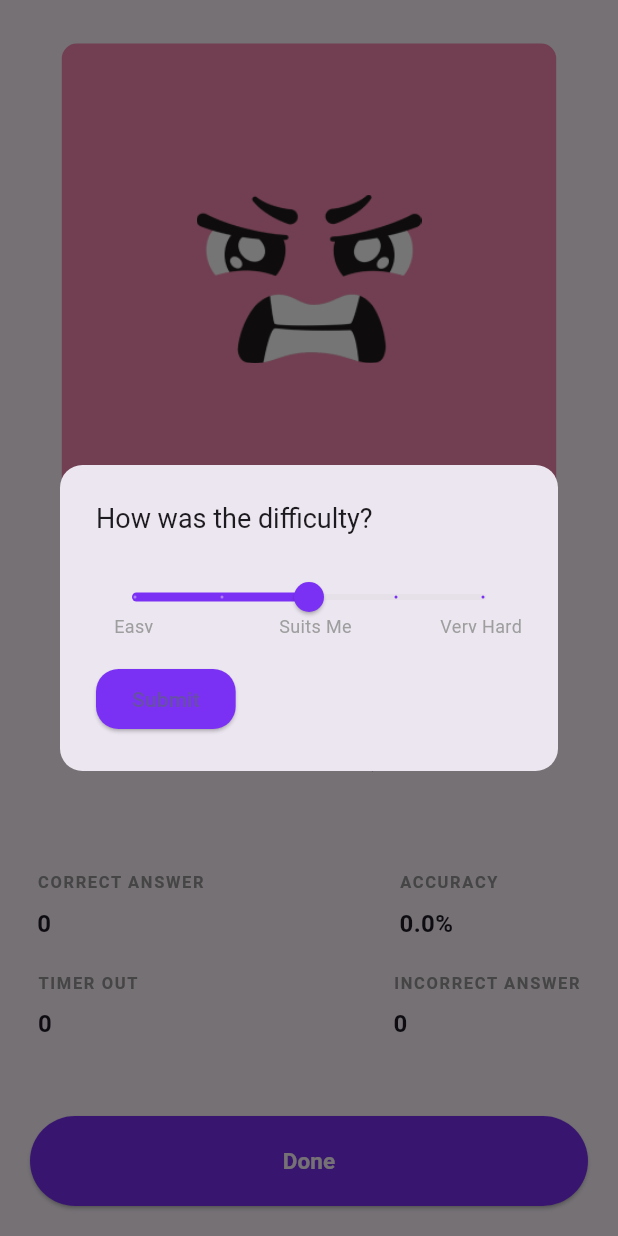
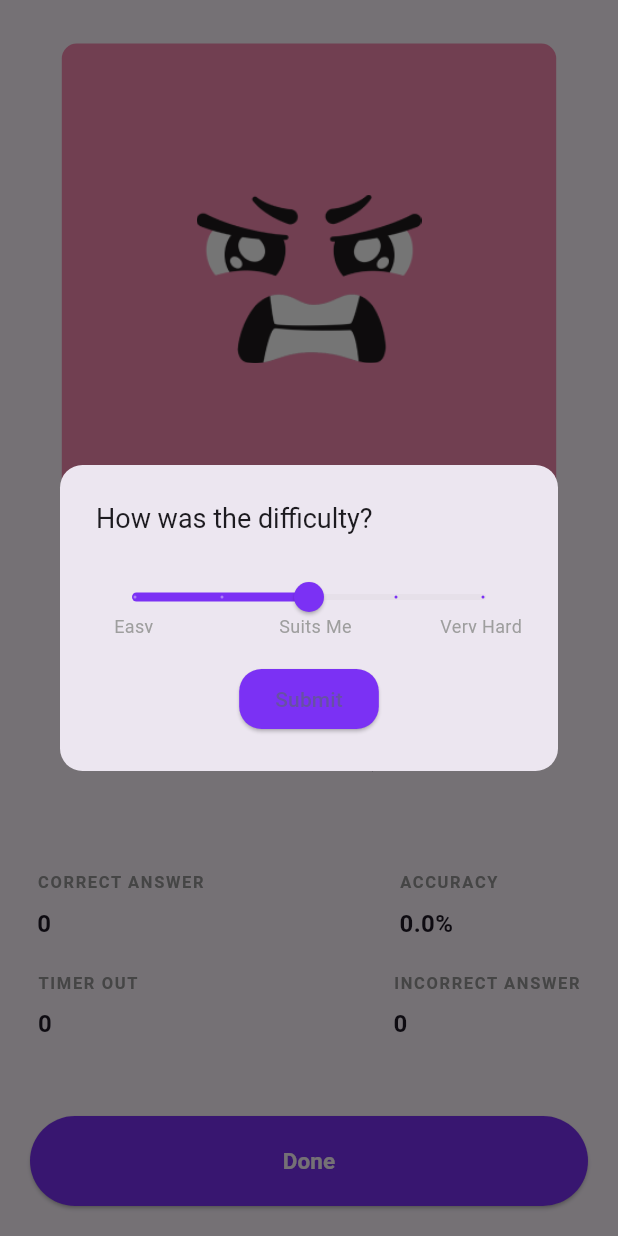
Before and after one commit to Aminebht/Solution-Challenge, a Flutter app: the DoneQuestions screen opened directly with empty values, scrolled down 82 dp, after a tap on "Done", on a phone screen of 412 x 824 dp. Run offline on Flutter 3.47's test engine with Material 3 defaults, Android fonts, the phone set to English and light mode, and no system bars; our stand-ins replace dio, firebase_auth, firebase_core, firebase_database, hive, hive_flutter and 2 more; missing offline and left inert: simple_fontellico_progress_dialog; accounts and stored records are empty.

Commit message:
userfeedback modified

```diff
--- a/app_0/lib/DoneQuestions.dart
+++ b/app_0/lib/DoneQuestions.dart
@@ -258,10 +258,9 @@ class _FeedbackPopupState extends State<FeedbackPopup> {
           ],
         ),
         SizedBox(height: 20),
-            Row (
-            children :[
-
-            ElevatedButton(
+        Align(
+          alignment: Alignment.center,
+          child: ElevatedButton(
             onPressed: () {
               Navigator.of(context).push(
                 MaterialPageRoute(
@@ -277,8 +276,6 @@ class _FeedbackPopupState extends State<FeedbackPopup> {
             ),
             child: Text('Submit'),
           ),
-            /*here*/
-            ],
         ),
       ],
     ),
@@ -287,5 +284,6 @@ class _FeedbackPopupState extends State<FeedbackPopup> {
     borderRadius: BorderRadius.circular(15.0), // Set BorderRadius for AlertDialog
   ),
 );
+
   }
 }
--- a/app_0/lib/SignIn.dart
+++ b/app_0/lib/SignIn.dart
@@ -487,7 +487,7 @@ void showErrorDialog(BuildContext context, String title, String message) {
 Future<bool> updateScoresFromDjango(String userId, bool keepMeSignedIn) async {
   print('Before API call');
   //final url = 'http://10.0.2.2:8000/api/user/stats/?type=score&user_id=$userId';
-  final url = '${APIUrls.userstatsURL}+/?type=score&user_id=$userId';
+final url = '${APIUrls.userstatsURL}/?type=score&user_id=$userId';
   print('API URL: $url');
 
   print('After API call');
--- a/app_0/lib/api_urls.dart
+++ b/app_0/lib/api_urls.dart
@@ -1,7 +1,7 @@
 // api_urls.dart
 
 class APIUrls {
-  static const String baseUrl = 'http://10.0.2.2:8000/api';
+  static const String baseUrl = 'https://7b22-196-235-36-113.ngrok-free.app/api';//https://7b22-196-235-36-113.ngrok-free.app/api//
   static const String problemsearchURL = '/get-problems-by-score/';
   static const String userstatsURL = '$baseUrl/user/stats';
   static const String userscoresURL = '$baseUrl/user/scores';
```
Also changed, not shown: app_0/lib/DoneOneQuestion.dart (+3 -6 lines). Lines whose indentation alone changed are shown as unchanged.
